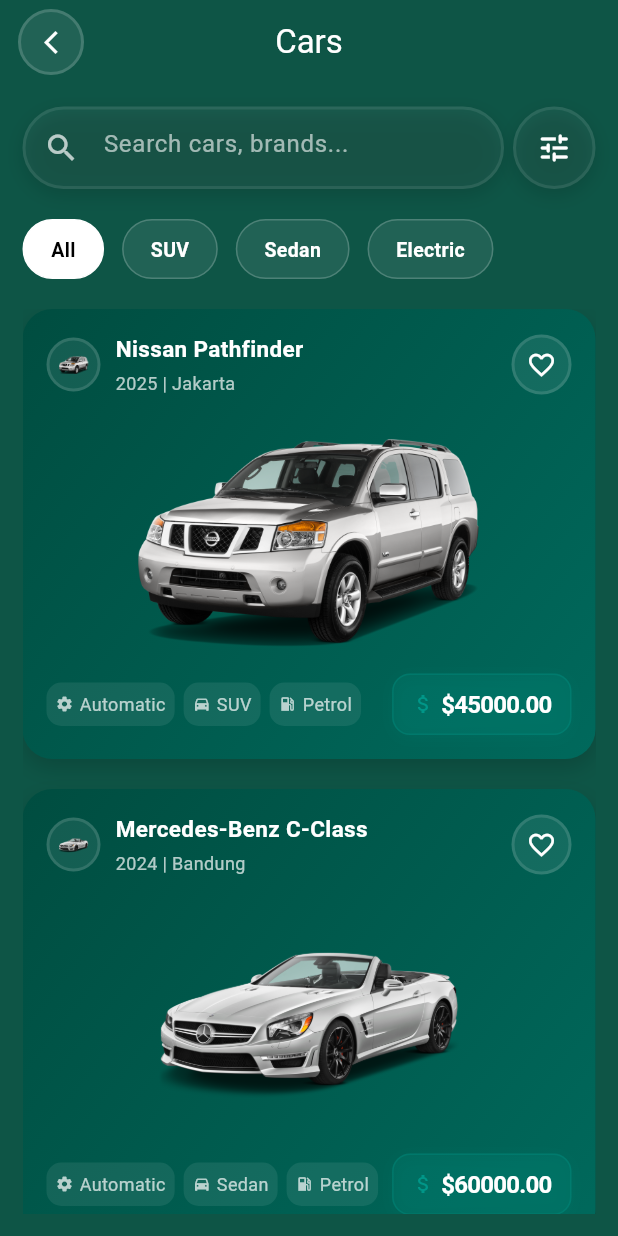
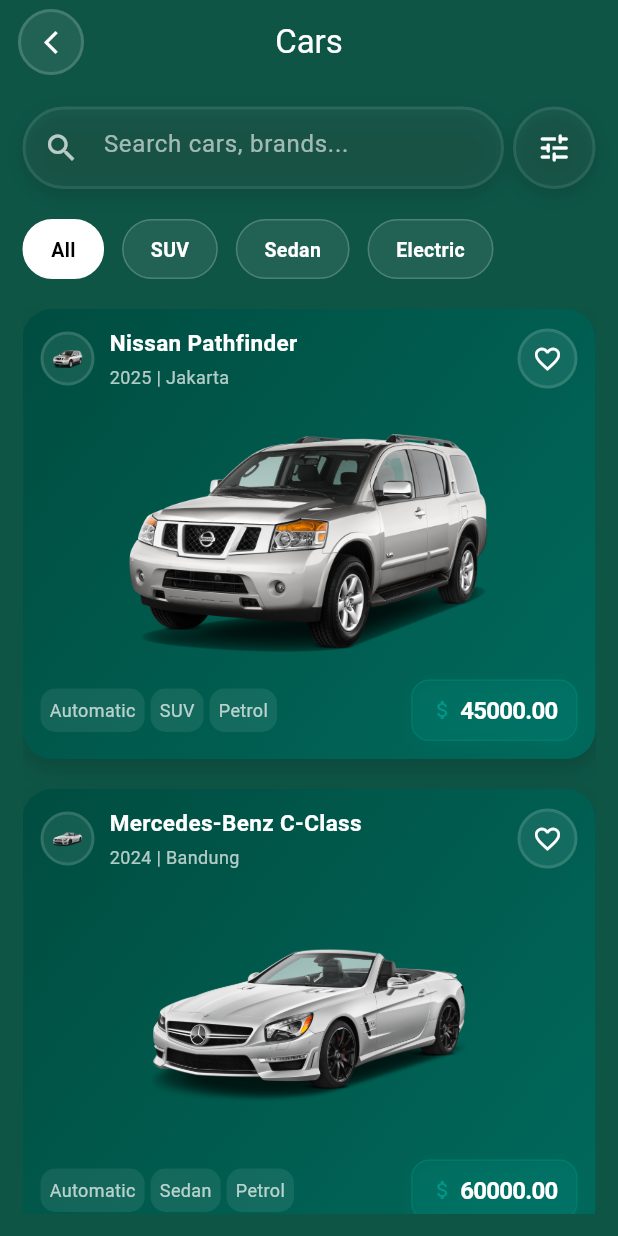
Before and after one commit to Eustachekamala/Car_Marketplace, a Flutter app: the CarsScreen screen opened directly, on a phone screen of 412 x 824 dp. Run offline on Flutter 3.47's test engine with Material 3 defaults, Android fonts, the phone set to English and light mode, and no system bars; missing offline and left inert: avatar_plus.

Commit message:
1. Updated the Car_Card_Widget

```diff
--- a/lib/widgets/car_card_widget.dart
+++ b/lib/widgets/car_card_widget.dart
@@ -33,7 +33,7 @@
         child: Container(
           height: 300,
           margin: const EdgeInsets.only(bottom: 20),
-          padding: const EdgeInsets.all(16),
+          padding: const EdgeInsets.all(12),
           decoration: BoxDecoration(
             borderRadius: BorderRadius.circular(20),
             gradient: LinearGradient(
@@ -147,97 +147,22 @@
               Row(
                 mainAxisAlignment: MainAxisAlignment.spaceBetween,
                 children: [
-                  Row(
+                  Wrap(
+                    spacing: 4,
+                    crossAxisAlignment: WrapCrossAlignment.center,
                     children: [
-                      if (widget.carModel.transmission != null) ...[
-                        Container(
-                          decoration: BoxDecoration(
-                            color: Colors.white.withAlpha(20),
-                            borderRadius: BorderRadius.circular(10),
-                          ),
-                          padding: const EdgeInsets.symmetric(
-                            horizontal: 6,
-                            vertical: 6,
-                          ),
-                          child: Row(
-                            children: [
-                              const Icon(
-                                Icons.settings,
-                                size: 12,
-                                color: Colors.white70,
-                              ),
-                              const SizedBox(width: 4),
-                              Text(
-                                widget.carModel.transmission!,
-                                style: const TextStyle(
-                                  color: Colors.white70,
-                                  fontSize: 12,
-                                ),
-                              ),
-                            ],
-                          ),
+                      if (widget.carModel.transmission != null)
+                        _buildFeatureTag(
+                          widget.carModel.transmission!,
                         ),
-                      ],
-                      const SizedBox(width: 6),
-                      if (widget.carModel.bodyType != null) ...[
-                        Container(
-                          decoration: BoxDecoration(
-                            color: Colors.white.withAlpha(20),
-                            borderRadius: BorderRadius.circular(10),
-                          ),
-                          padding: const EdgeInsets.symmetric(
-                            horizontal: 6,
-                            vertical: 6,
-                          ),
-                          child: Row(
-                            children: [
-                              const Icon(
-                                Icons.directions_car,
-                                size: 12,
-                                color: Colors.white70,
-                              ),
-                              const SizedBox(width: 4),
-                              Text(
-                                widget.carModel.bodyType!,
-                                style: const TextStyle(
-                                  color: Colors.white70,
-                                  fontSize: 12,
-                                ),
-                              ),
-                            ],
-                          ),
+                      if (widget.carModel.bodyType != null)
+                        _buildFeatureTag(
+                          widget.carModel.bodyType!,
                         ),
-                      ],
-                      const SizedBox(width: 6),
-                      if (widget.carModel.fuelType != null) ...[
-                        Container(
-                          decoration: BoxDecoration(
-                            color: Colors.white.withAlpha(20),
-                            borderRadius: BorderRadius.circular(10),
-                          ),
-                          padding: const EdgeInsets.symmetric(
-                            horizontal: 6,
-                            vertical: 6,
-                          ),
-                          child: Row(
-                            children: [
-                              const Icon(
-                                Icons.local_gas_station,
-                                size: 12,
-                                color: Colors.white70,
-                              ),
-                              const SizedBox(width: 4),
-                              Text(
-                                widget.carModel.fuelType!,
-                                style: const TextStyle(
-                                  color: Colors.white70,
-                                  fontSize: 12,
-                                ),
-                              ),
-                            ],
-                          ),
+                      if (widget.carModel.fuelType != null)
+                        _buildFeatureTag(
+                          widget.carModel.fuelType!,
                         ),
-                      ],
                     ],
                   ),
                   Container(
@@ -272,7 +197,7 @@
                         ),
                         const SizedBox(width: 4),
                         Text(
-                          '\$${widget.carModel.price.toStringAsFixed(2)}',
+                          widget.carModel.price.toStringAsFixed(2),
                           style: const TextStyle(
                             color: Colors.white,
                             fontSize: 16,
@@ -291,4 +216,22 @@
       ),
     );
   }
+
+  Widget _buildFeatureTag(String text) {
+    return Container(
+      decoration: BoxDecoration(
+        color: Colors.white.withAlpha(20),
+        borderRadius: BorderRadius.circular(10),
+      ),
+      padding: const EdgeInsets.symmetric(horizontal: 6, vertical: 6),
+      child: Row(
+        children: [
+          Text(
+            text,
+            style: const TextStyle(color: Colors.white70, fontSize: 12),
+          ),
+        ],
+      ),
+    );
+  }
 }
```
